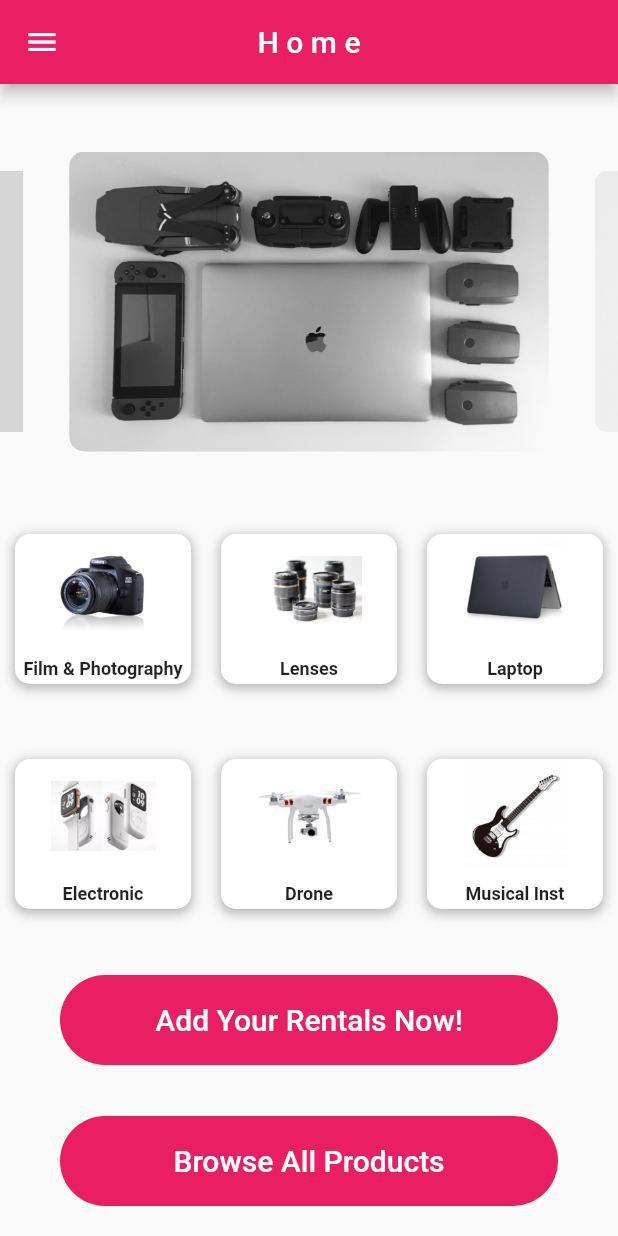
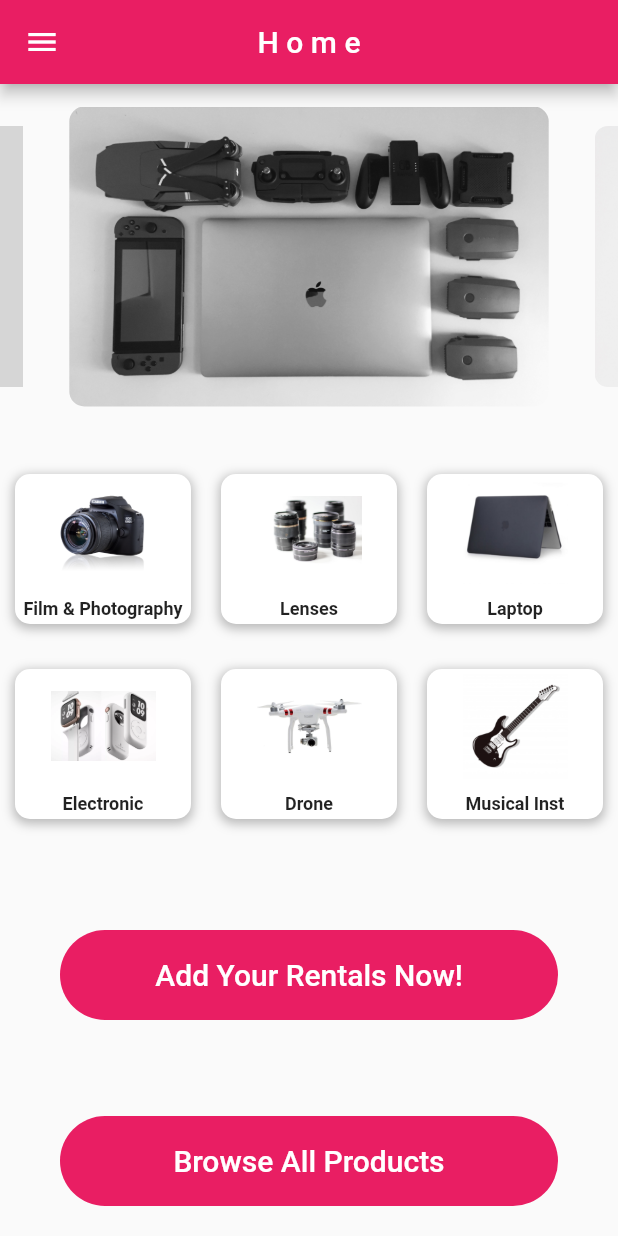
Before and after one commit to whynotdev/rentalapp, a Flutter app: the HomePage screen opened directly, on a phone screen of 412 x 824 dp. Run offline on Flutter 3.47's test engine with Material 2 defaults, Android fonts, the phone set to English and light mode, and no system bars; drawn by our look-alikes of carousel_slider; our stand-ins replace animated_splash_screen, cloud_firestore, firebase_analytics, firebase_auth, firebase_core, firebase_storage and 5 more; missing offline and left inert: upi_india; accounts and stored records are empty; grey boxes are pictures that could not be loaded.

Commit message:
Add files via upload

```diff
--- a/lib/pages/cart_page.dart
+++ b/lib/pages/cart_page.dart
@@ -273,7 +273,7 @@
                             onPressed: () {
                               _showBuyDialog(index);
                             },
-                            child: Text('Request'),
+                            child: Text('Book'),
                             style: ElevatedButton.styleFrom(
                               shape: RoundedRectangleBorder(
                                 borderRadius: BorderRadius.circular(30),
@@ -316,7 +316,7 @@
                   );
                 }
               },
-              child: Text('Send a Request'),
+              child: Text('Send a Booking'),
             ),
             TextButton(
               onPressed: () {
--- a/lib/screens/home_page.dart
+++ b/lib/screens/home_page.dart
@@ -155,7 +155,7 @@
       body: Column(
         children: [
           SizedBox(
-            height: 40,
+            height: 10,
           ),
           CarouselSlider(
             options: CarouselOptions(
@@ -180,7 +180,7 @@
               );
             }).toList(),
           ),
-          SizedBox(height: 30),
+          SizedBox(height: 20),
           Container(
             padding: EdgeInsets.symmetric(vertical: 10),
             child: Column(
@@ -236,7 +236,7 @@
                     ),
                   ],
                 ),
-                SizedBox(height: 30),
+                SizedBox(height: 10),
                 Row(
                   mainAxisAlignment: MainAxisAlignment.spaceEvenly,
                   children: [
```
Also changed, not shown: lib/pages/products_Page.dart (+23 -23 lines).
